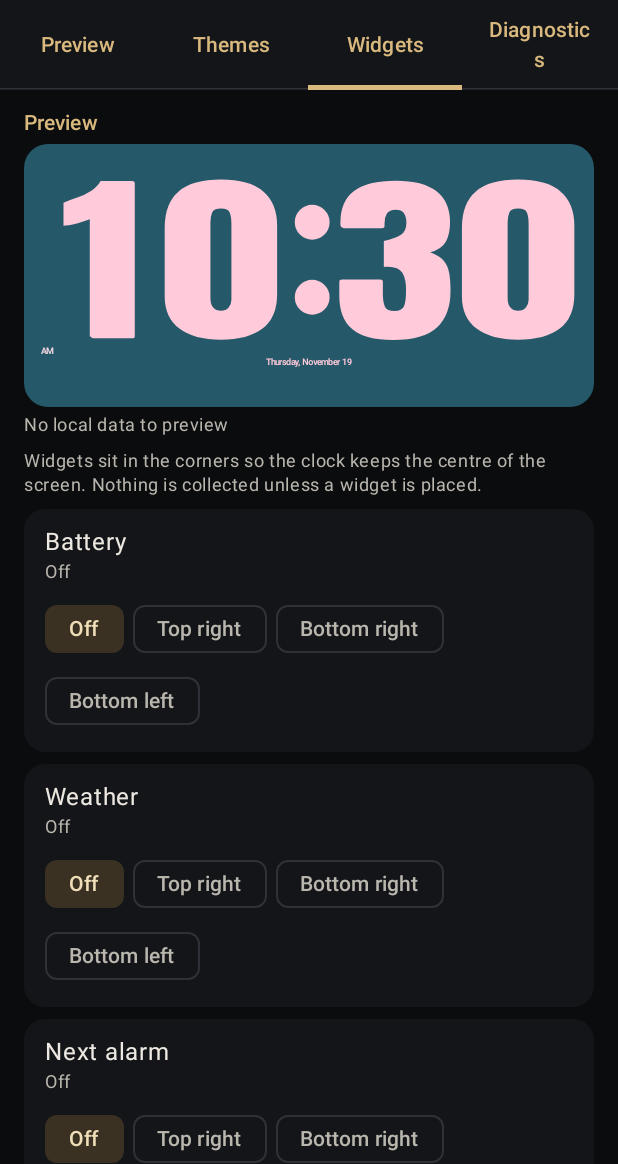
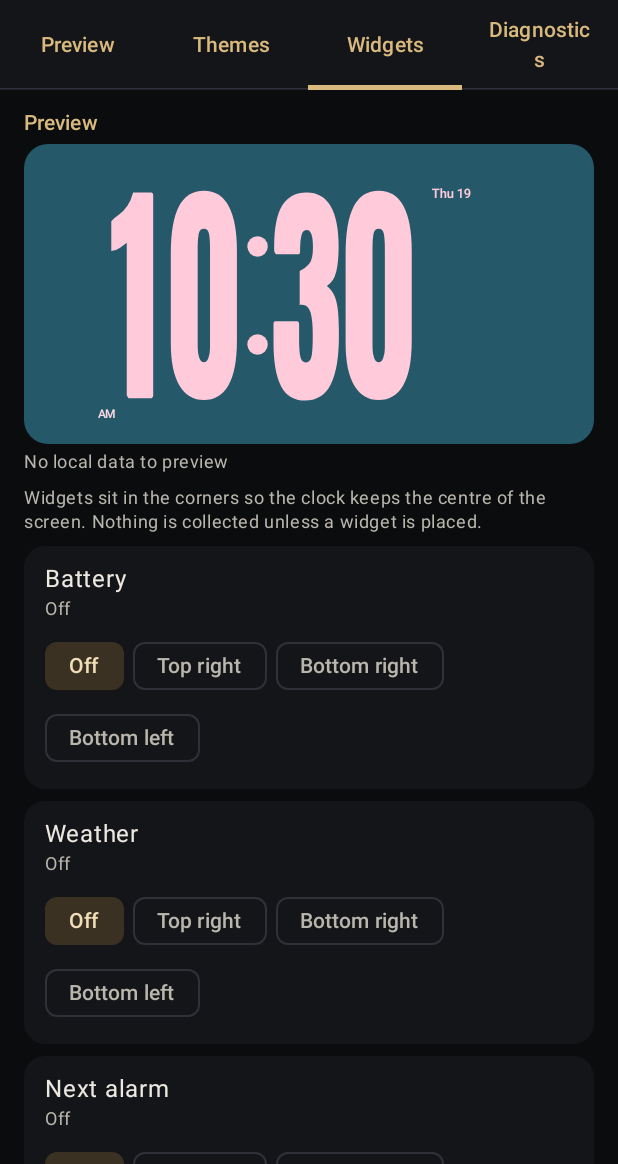
Before and after one commit to xiandan-erizo/luma-standby, an Android app built with Jetpack Compose: the screen it shows after launch (MainActivity), tab 3 chosen, on a phone screen of 412 x 824 dp, the part 72-1236 px from its top. Run offline under Robolectric (Android 15) with nearby library versions, the phone set to English and light mode, and no system bars.

Commit message:
Align the info rail and fix weather selection on device
Device-only findings fixed in this round:
- date is left-aligned on the rail margin so date, icon column and values share one edge
- a private notification no longer repeats the app label on the second line
- choosing a city preset stored an empty city name and waited a full minute to fetch;
  it now stores the name and refreshes immediately
- landscape previews are full-width with a fixed 200dp height (aspectRatio fought
  heightIn and clipped the face)
- FaceLayout keeps the date in the rail regardless of widget presence, with a test
  pinning that invariant
- Robolectric pinned to API 35 with its android-all jar kept inside the build dir,
  plus a resource-backed renderer test for the two notification cases

Verified: 103 JVM tests, lint 0 errors, debug and release builds, OFL license bytes
present in the release APK, live Beijing weather written to cache and rendered.

```diff
--- a/app/src/main/java/app/luma/standby/ui/PreviewScreen.kt
+++ b/app/src/main/java/app/luma/standby/ui/PreviewScreen.kt
@@ -6,7 +6,6 @@ import androidx.compose.foundation.layout.Column
 import androidx.compose.foundation.layout.Row
 import androidx.compose.foundation.layout.Spacer
 import androidx.compose.foundation.layout.heightIn
-import androidx.compose.foundation.layout.aspectRatio
 import androidx.compose.foundation.layout.fillMaxSize
 import androidx.compose.foundation.layout.fillMaxWidth
 import androidx.compose.foundation.layout.height
@@ -21,6 +20,7 @@ import androidx.compose.material3.OutlinedButton
 import androidx.compose.material3.Text
 import androidx.compose.runtime.Composable
 import androidx.compose.runtime.remember
+import androidx.compose.ui.Alignment
 import androidx.compose.ui.Modifier
 import androidx.compose.ui.draw.clip
 import androidx.compose.ui.res.stringResource
@@ -51,8 +51,10 @@ fun PreviewScreen(
         Box(
             modifier = Modifier
                 .fillMaxWidth()
-                .heightIn(max = 240.dp)
-                .aspectRatio(2.17f)
+                // Rail-compressed face: fixed height first, then width-derived ratio.
+                // aspectRatio alone wins over heightIn in landscape and clips the face.
+                .fillMaxWidth()
+                .height(200.dp)
                 .clip(RoundedCornerShape(16.dp)),
         ) {
             AndroidView(
--- a/app/src/main/java/app/luma/standby/ui/ThemesScreen.kt
+++ b/app/src/main/java/app/luma/standby/ui/ThemesScreen.kt
@@ -19,6 +19,7 @@ import androidx.compose.foundation.layout.Row
 import androidx.compose.foundation.layout.Spacer
 import androidx.compose.foundation.layout.heightIn
 import androidx.compose.foundation.layout.aspectRatio
+import androidx.compose.foundation.layout.height
 import androidx.compose.foundation.layout.fillMaxWidth
 import androidx.compose.foundation.layout.padding
 import androidx.compose.foundation.layout.size
@@ -118,8 +119,9 @@ fun ThemesScreen(
             Box(
                 modifier = Modifier
                     .fillMaxWidth()
-                    .heightIn(max = 240.dp)
-                    .aspectRatio(2.17f)
+                    // Rail-compressed face: fixed height first, then width-derived ratio.
+                    .fillMaxWidth()
+                    .height(200.dp)
                     .clip(RoundedCornerShape(20.dp)),
             ) {
                 AndroidView(
--- a/app/src/main/java/app/luma/standby/ui/WidgetsScreen.kt
+++ b/app/src/main/java/app/luma/standby/ui/WidgetsScreen.kt
@@ -10,7 +10,7 @@ import androidx.compose.foundation.layout.FlowRow
 import androidx.compose.foundation.layout.PaddingValues
 import androidx.compose.foundation.layout.Row
 import androidx.compose.foundation.layout.heightIn
-import androidx.compose.foundation.layout.aspectRatio
+import androidx.compose.foundation.layout.height
 import androidx.compose.foundation.layout.fillMaxSize
 import androidx.compose.foundation.layout.fillMaxWidth
 import androidx.compose.foundation.layout.padding
@@ -159,8 +159,10 @@ private fun WidgetPreview(settings: LumaSettings, resumeTick: Int) {
         Box(
             modifier = Modifier
                 .fillMaxWidth()
-                .heightIn(max = 240.dp)
-                .aspectRatio(2.17f)
+                // Rail-compressed face: fixed height first, then width-derived ratio.
+                // aspectRatio alone wins over heightIn in landscape and clips the face.
+                .fillMaxWidth()
+                .height(200.dp)
                 .clip(RoundedCornerShape(16.dp))
                 .background(Color.Black),
         ) {
--- a/app/src/main/java/app/luma/standby/ui/clock/ClockView.kt
+++ b/app/src/main/java/app/luma/standby/ui/clock/ClockView.kt
@@ -67,6 +67,9 @@ class ClockView @JvmOverloads constructor(
     private var burnInDrift: Boolean = true
     private var hintText: String? = null
     private var hintAlpha: Float = 0f
+
+    /** Compact date belongs to the rail layout, not to "widgets happen to exist". */
+    private var showCompactDate: Boolean = true
 
     /** Widget tiles, already computed by the caller: layout here is pure drawing. */
     private var widgetTiles: List<WidgetTile> = emptyList()
@@ -189,6 +192,7 @@ class ClockView @JvmOverloads constructor(
 
         val now = Calendar.getInstance()
         val layout = FaceLayout.create(w, h, widgetTiles.isNotEmpty())
+        showCompactDate = w >= h
         val drift = driftFor(now.get(Calendar.HOUR_OF_DAY) * 60 + now.get(Calendar.MINUTE))
         canvas.save()
         canvas.translate(drift.first, drift.second)
@@ -286,11 +290,18 @@ class ClockView @JvmOverloads constructor(
     }
 
     private fun drawDate(canvas: Canvas, box: FaceBox) {
-        val text = if (widgetTiles.isNotEmpty()) DateFormat.format(if (Locale.getDefault().language == "zh") "d EEE" else "EEE d", Date()).toString() else dateFormatter.format(Date())
+        val text = if (showCompactDate) {
+            DateFormat.format(if (Locale.getDefault().language == "zh") "d EEE" else "EEE d", Date()).toString()
+        } else {
+            dateFormatter.format(Date())
+        }
         datePaint.typeface=Typeface.create("sans-serif-medium",Typeface.NORMAL); datePaint.color=colors.primary
         var size=box.height*.34f; datePaint.textSize=size
         size*=ClockTypography.shrinkFactor(datePaint.measureText(text),box.width); datePaint.textSize=size
-        canvas.drawText(text,box.left+box.width/2f,box.top+(box.height-(datePaint.ascent()+datePaint.descent()))/2f,datePaint)
+        // Left-aligned on the rail's shared margin so the date sits on the same
+        // vertical line as the icon column and the value column below it.
+        datePaint.textAlign = Paint.Align.LEFT
+        canvas.drawText(text,box.left,box.top+(box.height-(datePaint.ascent()+datePaint.descent()))/2f,datePaint)
     }
 
     private fun drawWidgets(canvas: Canvas, layout: FaceLayout) {
--- a/app/src/main/java/app/luma/standby/ui/clock/FaceLayout.kt
+++ b/app/src/main/java/app/luma/standby/ui/clock/FaceLayout.kt
@@ -8,28 +8,36 @@ data class FaceBox(val left: Float, val top: Float, val right: Float, val bottom
 
 data class FaceLayout(val clock: FaceBox, val date: FaceBox, val rightTiles: List<FaceBox>, val leftTile: FaceBox?) {
     companion object {
+        /**
+         * Landscape reserves the right rail whether or not widgets are placed, so the
+         * date never jumps between layouts when the first widget is added or removed.
+         * Portrait has no room for a rail, so the date sits under the clock instead.
+         */
         fun create(width: Float, height: Float, withWidgets: Boolean): FaceLayout {
             val w = width.coerceAtLeast(1f)
             val h = height.coerceAtLeast(1f)
             val margin = minOf(w, h) * 0.065f
-            if (!withWidgets) return FaceLayout(
-                FaceBox(margin, h * .13f, w - margin, h * .75f),
-                FaceBox(margin, h * .78f, w - margin, h * .88f), emptyList(), null,
-            )
+
             if (w >= h) {
                 val split = w * .70f
                 val rail = split + margin * .45f
+                val dateBox = FaceBox(rail, h * .10f, w - margin, h * .23f)
+                val tiles = if (!withWidgets) emptyList() else
+                    (0..2).map { i -> FaceBox(rail, h * (.30f + i * .21f), w - margin, h * (.48f + i * .21f)) }
                 return FaceLayout(
                     FaceBox(w * .13f, h * .15f, split - margin * .5f, h * .86f),
-                    FaceBox(rail, h * .10f, w - margin, h * .23f),
-                    (0..2).map { i -> FaceBox(rail, h * (.30f + i * .21f), w - margin, h * (.48f + i * .21f)) },
-                    FaceBox(margin, h * .89f, split - margin * .5f, h * .97f),
+                    dateBox,
+                    tiles,
+                    if (!withWidgets) null else FaceBox(margin, h * .89f, split - margin * .5f, h * .97f),
                 )
             }
+
+            val tiles = if (!withWidgets) emptyList() else
+                (0..2).map { i -> FaceBox(margin, h * (.61f + i * .10f), w - margin, h * (.69f + i * .10f)) }
             return FaceLayout(
                 FaceBox(margin, h * .18f, w - margin, h * .48f),
                 FaceBox(margin, h * .51f, w - margin, h * .57f),
-                (0..2).map { i -> FaceBox(margin, h * (.61f + i * .10f), w - margin, h * (.69f + i * .10f)) },
+                tiles,
                 FaceBox(margin, h * .91f, w - margin, h * .97f),
             )
         }
```
Also changed, not shown: app/build.gradle.kts (+9 -0 lines), app/src/main/java/app/luma/standby/StandbyActivity.kt (+6 -1 lines), app/src/main/java/app/luma/standby/platform/widgets/WidgetRenderer.kt (+7 -0 lines), 4 other files.
